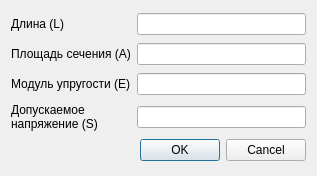
sm4ll-3gg/USCAD, file edit_widgets/newcoredialog.ui: the form before one commit.
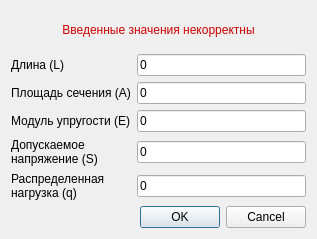
The form after the commit.

```diff
--- a/edit_widgets/newcoredialog.ui
+++ b/edit_widgets/newcoredialog.ui
@@ -7,17 +7,21 @@
     <x>0</x>
     <y>0</y>
     <width>317</width>
-    <height>176</height>
+    <height>239</height>
    </rect>
   </property>
   <property name="windowTitle">
    <string>Dialog</string>
   </property>
   <layout class="QGridLayout" name="gridLayout">
-   <item row="1" column="1">
-    <widget class="QLineEdit" name="areaEdit"/>
+   <item row="2" column="1">
+    <widget class="QLineEdit" name="areaEdit">
+     <property name="text">
+      <string>0</string>
+     </property>
+    </widget>
    </item>
-   <item row="4" column="0" colspan="2">
+   <item row="6" column="0" colspan="2">
     <widget class="QDialogButtonBox" name="buttonBox">
      <property name="orientation">
       <enum>Qt::Horizontal</enum>
@@ -27,34 +31,49 @@
      </property>
     </widget>
    </item>
-   <item row="1" column="0">
+   <item row="2" column="0">
     <widget class="QLabel" name="areaLabel">
      <property name="text">
       <string>Площадь сечения (A)</string>
      </property>
     </widget>
    </item>
-   <item row="0" column="0">
+   <item row="4" column="1">
+    <widget class="QLineEdit" name="strengthEdit">
+     <property name="text">
+      <string>0</string>
+     </property>
+    </widget>
+   </item>
+   <item row="1" column="0">
     <widget class="QLabel" name="lengthLabel">
      <property name="text">
       <string>Длина (L)</string>
      </property>
     </widget>
    </item>
-   <item row="0" column="1">
-    <widget class="QLineEdit" name="lengthEdit"/>
+   <item row="5" column="1">
+    <widget class="QLineEdit" name="loadEdit">
+     <property name="text">
+      <string>0</string>
+     </property>
+    </widget>
    </item>
-   <item row="2" column="1">
-    <widget class="QLineEdit" name="elasticEdit"/>
+   <item row="1" column="1">
+    <widget class="QLineEdit" name="lengthEdit">
+     <property name="text">
+      <string>0</string>
+     </property>
+    </widget>
    </item>
-   <item row="2" column="0">
-    <widget class="QLabel" name="elasticLabel">
+   <item row="3" column="1">
+    <widget class="QLineEdit" name="elasticEdit">
      <property name="text">
-      <string>Модуль упругости (E)</string>
+      <string>0</string>
      </property>
     </widget>
    </item>
-   <item row="3" column="0">
+   <item row="4" column="0">
     <widget class="QLabel" name="strengthLabel">
      <property name="text">
       <string>Допускаемое
@@ -62,8 +81,73 @@
      </property>
     </widget>
    </item>
-   <item row="3" column="1">
-    <widget class="QLineEdit" name="strengthEdit"/>
+   <item row="3" column="0">
+    <widget class="QLabel" name="elasticLabel">
+     <property name="text">
+      <string>Модуль упругости (E)</string>
+     </property>
+    </widget>
+   </item>
+   <item row="5" column="0">
+    <widget class="QLabel" name="loadLabel">
+     <property name="text">
+      <string>Распределенная
+нагрузка (q)</string>
+     </property>
+    </widget>
+   </item>
+   <item row="0" column="0" colspan="2">
+    <widget class="QLabel" name="error">
+     <property name="palette">
+      <palette>
+       <active>
+        <colorrole role="WindowText">
+         <brush brushstyle="SolidPattern">
+          <color alpha="255">
+           <red>204</red>
+           <green>0</green>
+           <blue>0</blue>
+          </color>
+         </brush>
+        </colorrole>
+       </active>
+       <inactive>
+        <colorrole role="WindowText">
+         <brush brushstyle="SolidPattern">
+          <color alpha="255">
+           <red>204</red>
+           <green>0</green>
+           <blue>0</blue>
+          </color>
+         </brush>
+        </colorrole>
+       </inactive>
+       <disabled>
+        <colorrole role="WindowText">
+         <brush brushstyle="SolidPattern">
+          <color alpha="255">
+           <red>190</red>
+           <green>190</green>
+           <blue>190</blue>
+          </color>
+         </brush>
+        </colorrole>
+       </disabled>
+      </palette>
+     </property>
+     <property name="font">
+      <font>
+       <weight>50</weight>
+       <bold>false</bold>
+      </font>
+     </property>
+     <property name="text">
+      <string>Введенные значения некорректны</string>
+     </property>
+     <property name="alignment">
+      <set>Qt::AlignCenter</set>
+     </property>
+    </widget>
    </item>
   </layout>
  </widget>
```
Left out of the diff: 17 changed lines with no effect on the pictures.
